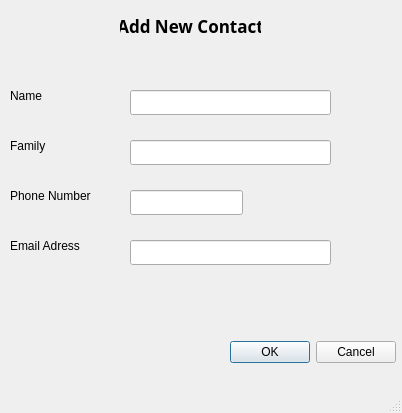
Old version of the form phonebook/src/frontend/ui/addForm.ui in the repository nedaraad/my-pylearn.
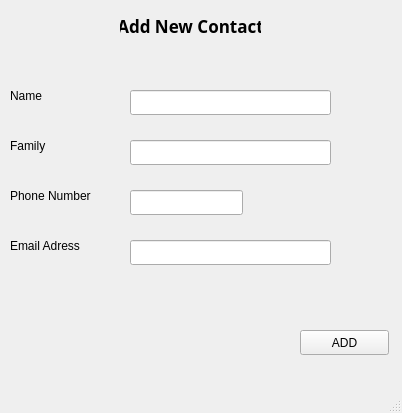
New version of the form.

What changed in the file:
```diff
--- a/phonebook/src/frontend/ui/addForm.ui
+++ b/phonebook/src/frontend/ui/addForm.ui
@@ -117,19 +117,6 @@
      </rect>
     </property>
    </widget>
-   <widget class="QDialogButtonBox" name="buttonBox">
-    <property name="geometry">
-     <rect>
-      <x>230</x>
-      <y>340</y>
-      <width>166</width>
-      <height>25</height>
-     </rect>
-    </property>
-    <property name="standardButtons">
-     <set>QDialogButtonBox::Cancel|QDialogButtonBox::Ok</set>
-    </property>
-   </widget>
    <widget class="QLabel" name="number">
     <property name="geometry">
      <rect>
@@ -143,6 +130,19 @@
      <string>Phone Number</string>
     </property>
    </widget>
+   <widget class="QPushButton" name="add">
+    <property name="geometry">
+     <rect>
+      <x>300</x>
+      <y>330</y>
+      <width>89</width>
+      <height>25</height>
+     </rect>
+    </property>
+    <property name="text">
+     <string>ADD</string>
+    </property>
+   </widget>
   </widget>
   <widget class="QMenuBar" name="menubar">
    <property name="geometry">
```
